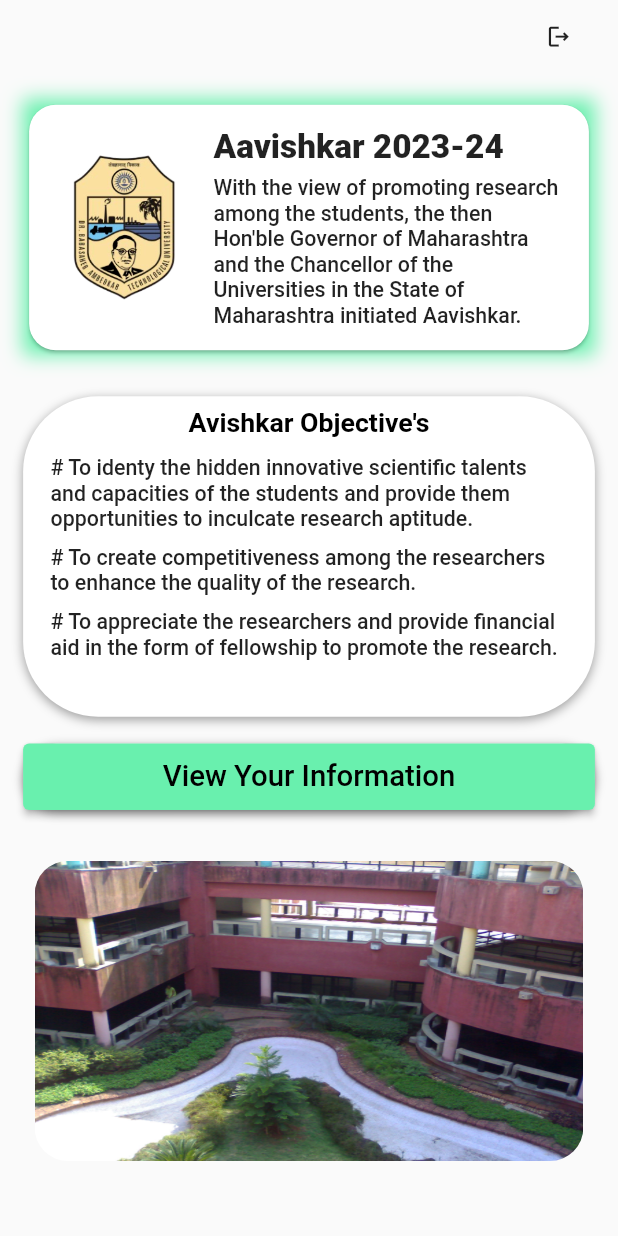
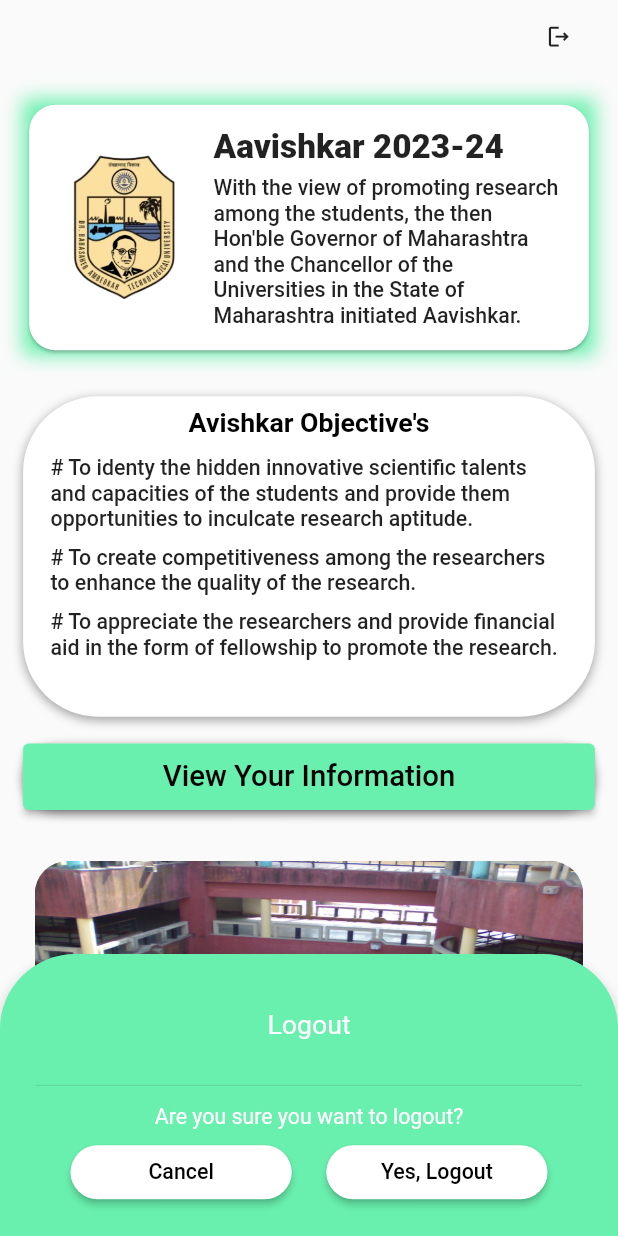
Before and after one commit to abhishek2355/Avishkar_project, a Flutter app: the screen it shows once a user with an empty profile is signed in, after a tap on the "logout" icon, on a phone screen of 412 x 824 dp. Run offline on Flutter 3.47's test engine with Material 2 defaults, Android fonts, the phone set to English and light mode, and no system bars; drawn by our look-alikes of carousel_slider; our stand-ins replace cloud_firestore, email_validator, firebase_auth, firebase_core, firebase_storage, flutter_screenutil and 3 more; missing offline and left inert: flutter_flushbar; accounts and stored records are empty.

Commit message:
HomePage changes

```diff
--- a/lib/Screen/Pages/Home/_widget/home.dart
+++ b/lib/Screen/Pages/Home/_widget/home.dart
@@ -1,6 +1,8 @@
 import 'dart:developer';
 import 'dart:io';
 import 'package:avishkar/Screen/Authentication/apis/authentication_api.dart';
+import 'package:avishkar/Screen/Pages/Home/_widget/student_homehelper/imageslider.dart';
+import 'package:avishkar/Screen/Pages/Home/_widget/student_homehelper/logout_snackbar.dart';
 import 'package:avishkar/Screen/Pages/Registration/apis/registration_model.dart';
 import 'package:avishkar/Screen/Pages/Registration/apis/registration_page_apis.dart';
 import 'package:avishkar/Screen/Pages/Registration/widget/preview_screen.dart';
@@ -19,20 +21,19 @@
 }
 
 class _HomeScreenState extends State<HomeScreen> {
+  final HomeHelper homeHelper = HomeHelper();
+  // Function for logout the user
+  signOut() async {
+    await FirebaseAuth.instance.signOut();
+    exit(0);
+  }
+
   late final User? user;
   int currentIndex = 0;
   bool isLoading = false;
   bool previewButton = false;
   double totalPercentage = 0;
   double sum = 0;
-
-  List<String> imageList = [
-    "assets/images/Dbatu_1.jpg",
-    "assets/images/Dbatu_2.png",
-    "assets/images/Dbatu_3.jpg",
-    "assets/images/Dbatu_4.jpeg",
-    "assets/images/Dbatu_5.webp",
-  ];
 
   @override
   void initState() {
@@ -76,12 +77,6 @@
     final double screenWidth =
         media.size.width - media.padding.left - media.padding.right;
 
-    // Function for logout the user
-    signOut() async {
-      await FirebaseAuth.instance.signOut();
-      exit(0);
-    }
-
     // Main body of the home screen
     return SafeArea(
       child: Scaffold(
@@ -107,7 +102,9 @@
                           // Icons for logout user
                           IconButton(
                             onPressed: () async {
-                              signOut();
+                              // showLogoutSnackbar(context);
+                              homeHelper.showLogoutSnackbar(context);
+                              // signOut();
                             },
                             icon: Icon(
                               Icons.logout_outlined,
@@ -432,41 +429,7 @@
                         height: screenHeight * app_heights.height30,
                       ),
 
-                      CarouselSlider(
-                        items: imageList.map((imagePath) {
-                          return Padding(
-                            padding: EdgeInsets.symmetric(
-                                horizontal: screenWidth * app_widths.width8,
-                                vertical: screenHeight * app_heights.height8),
-                            child: Container(
-                              decoration: BoxDecoration(
-                                borderRadius: BorderRadius.all(Radius.circular(
-                                    screenHeight * app_heights.height25)),
-                                color: Colors.white12,
-                                image: DecorationImage(
-                                    image: AssetImage(imagePath),
-                                    fit: BoxFit.fill),
-                              ),
-                            ),
-                          );
-                        }).toList(),
-                        options: CarouselOptions(
-                          autoPlay: true,
-                          autoPlayCurve: Curves.fastOutSlowIn,
-                          aspectRatio: 16 / 9,
-                          enlargeCenterPage: true,
-                          enableInfiniteScroll: true,
-                          enlargeStrategy: CenterPageEnlargeStrategy.zoom,
-                          padEnds: true,
-                          viewportFraction: 1,
-                          autoPlayInterval: const Duration(seconds: 2),
-                          onPageChanged: (index, reason) {
-                            setState(() {
-                              currentIndex = index;
-                            });
-                          },
-                        ),
-                      ),
+                      MyImageCarousel(),
 
                       SizedBox(
                         height: screenHeight * app_heights.height30,
--- /dev/null
+++ b/lib/Screen/Pages/Home/_widget/student_homehelper/imageslider.dart
@@ -0,0 +1,65 @@
+import 'package:flutter/material.dart';
+import 'package:carousel_slider/carousel_slider.dart';
+import 'package:avishkar/Constants/app_heights.dart' as app_heights;
+import 'package:avishkar/Constants/app_widths.dart' as app_widths;
+
+class MyImageCarousel extends StatefulWidget {
+  @override
+  _MyImageCarouselState createState() => _MyImageCarouselState();
+}
+
+class _MyImageCarouselState extends State<MyImageCarousel> {
+  int currentIndex = 0;
+  List<String> imageList = [
+    "assets/images/Dbatu_1.jpg",
+    "assets/images/Dbatu_2.png",
+    "assets/images/Dbatu_3.jpg",
+    "assets/images/Dbatu_4.jpeg",
+    "assets/images/Dbatu_5.webp",
+  ];
+
+  @override
+  Widget build(BuildContext context) {
+    double screenWidth = MediaQuery.of(context).size.width;
+    double screenHeight = MediaQuery.of(context).size.height;
+
+    return CarouselSlider(
+      items: imageList.map((imagePath) {
+        return Padding(
+          padding: EdgeInsets.symmetric(
+            horizontal: screenWidth * app_widths.width8,
+            vertical: screenHeight * app_heights.height8,
+          ),
+          child: Container(
+            decoration: BoxDecoration(
+              borderRadius: BorderRadius.all(
+                Radius.circular(screenHeight * app_heights.height25),
+              ),
+              color: Colors.white12,
+              image: DecorationImage(
+                image: AssetImage(imagePath),
+                fit: BoxFit.fill,
+              ),
+            ),
+          ),
+        );
+      }).toList(),
+      options: CarouselOptions(
+        autoPlay: true,
+        autoPlayCurve: Curves.fastOutSlowIn,
+        aspectRatio: 16 / 9,
+        enlargeCenterPage: true,
+        enableInfiniteScroll: true,
+        enlargeStrategy: CenterPageEnlargeStrategy.zoom,
+        padEnds: true,
+        viewportFraction: 1,
+        autoPlayInterval: const Duration(seconds: 2),
+        onPageChanged: (index, reason) {
+          setState(() {
+            currentIndex = index;
+          });
+        },
+      ),
+    );
+  }
+}
--- /dev/null
+++ b/lib/Screen/Pages/Home/_widget/student_homehelper/logout_snackbar.dart
@@ -0,0 +1,113 @@
+import 'package:flutter/material.dart';
+import 'package:avishkar/Constants/app_heights.dart' as app_heights;
+import 'package:avishkar/Constants/app_widths.dart' as app_widths;
+
+class HomeHelper {
+  void showLogoutSnackbar(BuildContext context) {
+    // Accessing MediaQuery for responsive layout
+    // Calculate the height and width of the screen.
+    var media = MediaQuery.of(context);
+    final double screenHeight =
+        media.size.height - media.padding.top - media.padding.bottom;
+    final double screenWidth =
+        media.size.width - media.padding.left - media.padding.right;
+    ScaffoldMessenger.of(context).showSnackBar(
+      SnackBar(
+        shape: const RoundedRectangleBorder(
+          borderRadius: BorderRadius.only(
+            topLeft: Radius.circular(50),
+            topRight: Radius.circular(50),
+          ),
+        ),
+        content: Container(
+          decoration: const BoxDecoration(
+              color: Colors.greenAccent,
+              borderRadius: BorderRadius.only(
+                  topLeft: Radius.circular(30),
+                  bottomRight: Radius.circular(30))),
+          height: 160,
+          child: Column(
+            mainAxisAlignment: MainAxisAlignment.spaceEvenly,
+            children: [
+              Padding(
+                padding: EdgeInsets.symmetric(
+                    horizontal: screenWidth * app_widths.width17,
+                    vertical: screenHeight * app_heights.height20),
+                child: Text(
+                  'Logout',
+                  style: TextStyle(
+                      color: Colors.white,
+                      fontSize: screenHeight * app_heights.height20),
+                ),
+              ),
+              const Divider(),
+              Text(
+                'Are you sure you want to logout?',
+                style: TextStyle(
+                    color: Colors.white,
+                    fontSize: screenHeight * app_heights.height16),
+              ),
+              Row(
+                mainAxisAlignment: MainAxisAlignment.spaceEvenly,
+                children: [
+                  ElevatedButton(
+                    onPressed: () {
+                      // Perform logout action
+                      ScaffoldMessenger.of(context).hideCurrentSnackBar();
+                    },
+                    style: ElevatedButton.styleFrom(
+                      shape: RoundedRectangleBorder(
+                        borderRadius: BorderRadius.circular(
+                            30.0), // Adjust the value as needed
+                      ),
+                    ),
+                    child: Container(
+                      width: screenWidth *
+                          app_widths.width120, // Adjust the width as needed
+                      height: screenHeight *
+                          app_heights.height40, // Adjust the height as needed
+                      alignment: Alignment.center,
+                      child: Text(
+                        'Cancel',
+                        style: TextStyle(
+                            color: Colors.black,
+                            fontSize: screenHeight * app_heights.height16),
+                      ),
+                    ),
+                  ),
+                  ElevatedButton(
+                    onPressed: () {
+                      // Perform logout action
+                      ScaffoldMessenger.of(context).hideCurrentSnackBar();
+                    },
+                    style: ElevatedButton.styleFrom(
+                      shape: RoundedRectangleBorder(
+                        borderRadius: BorderRadius.circular(
+                            30.0), // Adjust the value as needed
+                      ),
+                    ),
+                    child: Container(
+                      width: screenWidth *
+                          app_widths.width120, // Adjust the width as needed
+                      height: screenHeight *
+                          app_heights.height40, // Adjust the height as needed
+                      alignment: Alignment.center,
+                      child: Text(
+                        'Yes, Logout',
+                        style: TextStyle(
+                            color: Colors.black,
+                            fontSize: screenHeight * app_heights.height16),
+                      ),
+                    ),
+                  ),
+                ],
+              ),
+            ],
+          ),
+        ),
+        backgroundColor: Colors.greenAccent,
+        behavior: SnackBarBehavior.fixed,
+      ),
+    );
+  }
+}
```
